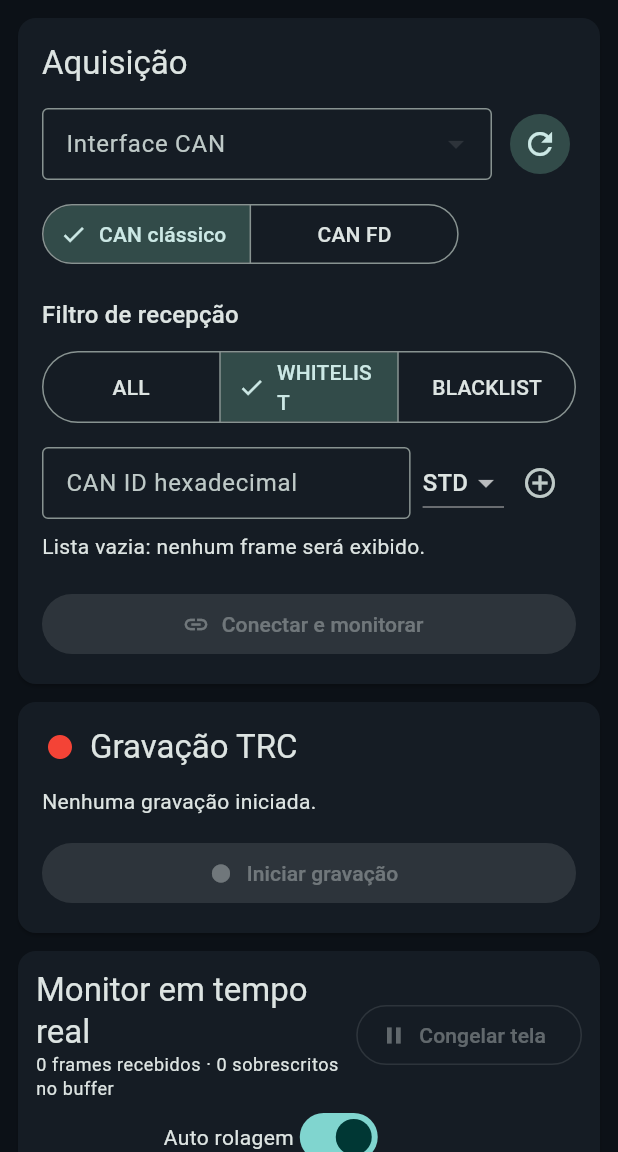
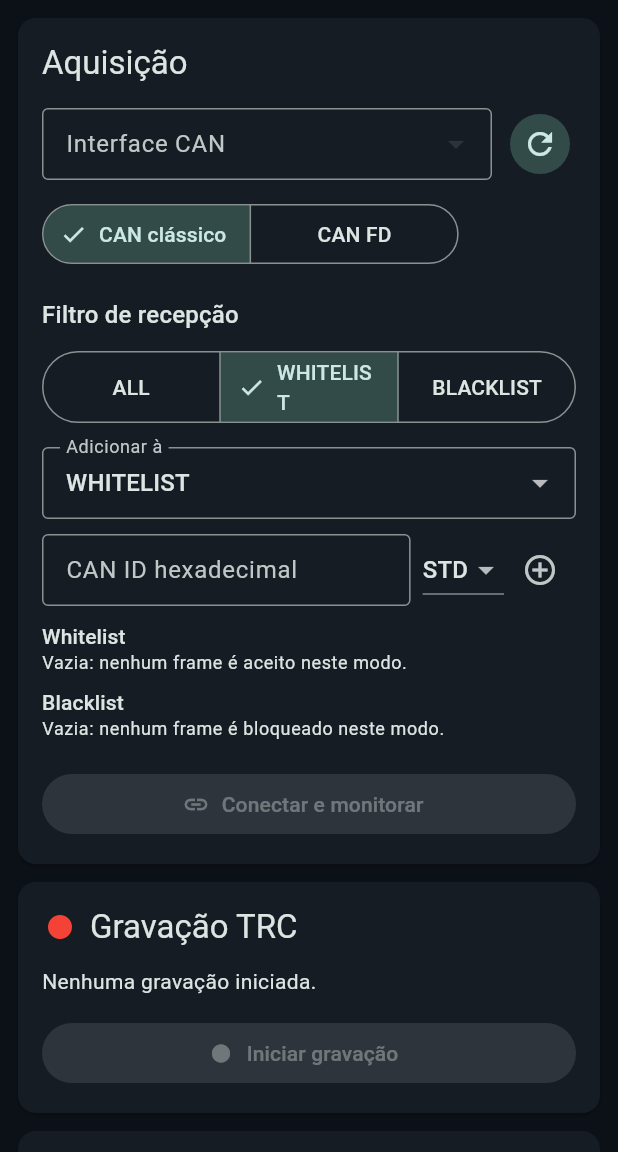
Before and after one commit to rechLACTEC/can-viewer, a Flutter app: the screen it shows after launch, after a tap on "WHITELIST", on a phone screen of 412 x 824 dp, the part 84-1236 px from its top. Run offline on Flutter 3.47's test engine with Material 3 defaults, Android fonts, the light colour scheme and no system bars; missing offline and left inert: dart:html; network calls fail.

Commit message:
feat: implement independent whitelist and blacklist filter management

```diff
--- a/frontend/lib/application/can_monitor_controller.dart
+++ b/frontend/lib/application/can_monitor_controller.dart
@@ -15,6 +15,8 @@ enum MonitorConnectionState {
   recovering,
   error,
 }
+
+enum FilterAddResult { added, duplicate, failed }
 
 class CanMonitorController extends ChangeNotifier {
   CanMonitorController({
@@ -53,7 +55,8 @@ class CanMonitorController extends ChangeNotifier {
   CanInterfaceInfo? selectedInterface;
   MonitorConnectionState connectionState = MonitorConnectionState.disconnected;
   CanFilterMode filterMode = CanFilterMode.all;
-  List<CanFilterId> filterIds = const [];
+  List<CanFilterId> whitelistFilterIds = const [];
+  List<CanFilterId> blacklistFilterIds = const [];
   bool selectedSessionFd = false;
   bool updatingFilters = false;
   int appliedFilterRevision = 0;
@@ -96,6 +99,12 @@ class CanMonitorController extends ChangeNotifier {
 
   bool get transmissionEnabledForActiveInterface =>
       activeInterfaceIsVirtual || physicalTxEnabled;
+  List<CanFilterId> filterIdsFor(CanFilterMode mode) => switch (mode) {
+    CanFilterMode.all => const [],
+    CanFilterMode.whitelist => whitelistFilterIds,
+    CanFilterMode.blacklist => blacklistFilterIds,
+  };
+  List<CanFilterId> get filterIds => filterIdsFor(filterMode);
   bool get streamDegraded =>
       sequenceGapFrames > 0 ||
       duplicateOrReorderedFrames > 0 ||
@@ -144,35 +153,66 @@ class CanMonitorController extends ChangeNotifier {
   }
 
   Future<void> setFilterMode(CanFilterMode value) async {
-    await _applyFilters(value, filterIds);
+    await _applyActiveFilters(value, filterIdsFor(value));
   }
 
-  Future<void> addFilter(CanFilterId value) async {
-    if (filterIds.contains(value)) return;
-    final nextMode = filterMode == CanFilterMode.all
-        ? CanFilterMode.whitelist
-        : filterMode;
-    await _applyFilters(nextMode, [...filterIds, value]);
+  Future<FilterAddResult> addFilter(
+    CanFilterMode target,
+    CanFilterId value,
+  ) async {
+    if (updatingFilters) return FilterAddResult.failed;
+    if (target == CanFilterMode.all) return FilterAddResult.failed;
+    final current = filterIdsFor(target);
+    if (current.contains(value)) return FilterAddResult.duplicate;
+    final next = [...current, value];
+    if (target == filterMode) {
+      final applied = await _applyActiveFilters(target, next);
+      return applied ? FilterAddResult.added : FilterAddResult.failed;
+    }
+    _setFilterIds(target, next);
+    lastError = null;
+    notifyListeners();
+    return FilterAddResult.added;
   }
 
-  Future<void> removeFilter(CanFilterId value) async {
-    final next = filterIds
-        .where((item) => item != value)
-        .toList(growable: false);
-    await _applyFilters(filterMode, next);
+  Future<void> removeFilter(CanFilterMode target, CanFilterId value) async {
+    if (target == CanFilterMode.all) return;
+    final next = filterIdsFor(
+      target,
+    ).where((item) => item != value).toList(growable: false);
+    if (target == filterMode) {
+      await _applyActiveFilters(target, next);
+      return;
+    }
+    _setFilterIds(target, next);
+    lastError = null;
+    notifyListeners();
   }
 
-  Future<void> _applyFilters(
+  void _setFilterIds(CanFilterMode mode, List<CanFilterId> ids) {
+    switch (mode) {
+      case CanFilterMode.all:
+        break;
+      case CanFilterMode.whitelist:
+        whitelistFilterIds = List.unmodifiable(ids);
+        break;
+      case CanFilterMode.blacklist:
+        blacklistFilterIds = List.unmodifiable(ids);
+        break;
+    }
+  }
+
+  Future<bool> _applyActiveFilters(
     CanFilterMode nextMode,
     List<CanFilterId> nextIds,
   ) async {
     final session = _session;
     if (session == null) {
       filterMode = nextMode;
-      filterIds = List.of(nextIds);
+      _setFilterIds(nextMode, nextIds);
       lastError = null;
       notifyListeners();
-      return;
+      return true;
     }
     updatingFilters = true;
     notifyListeners();
@@ -183,15 +223,17 @@ class CanMonitorController extends ChangeNotifier {
         ids: nextMode == CanFilterMode.all ? const [] : nextIds,
       );
       filterMode = nextMode;
-      filterIds = List.of(nextIds);
+      _setFilterIds(nextMode, nextIds);
       appliedFilterRevision = updated.filterRevision;
       lastError = null;
+      return true;
     } catch (error) {
       lastError = _message(error);
+      return false;
     } finally {
       updatingFilters = false;
+      notifyListeners();
     }
-    notifyListeners();
   }
 
   Future<void> connect() async {
@@ -210,7 +252,7 @@ class CanMonitorController extends ChangeNotifier {
         interfaceName: interface.name,
         isFd: selectedSessionFd,
         mode: filterMode,
-        ids: filterMode == CanFilterMode.all ? const [] : filterIds,
+        ids: filterIdsFor(filterMode),
       );
       appliedFilterRevision = _session!.filterRevision;
       await _openStream();
--- a/frontend/lib/presentation/can_monitor_screen.dart
+++ b/frontend/lib/presentation/can_monitor_screen.dart
@@ -192,6 +192,7 @@ class ConnectionPanel extends StatefulWidget {
 class _ConnectionPanelState extends State<ConnectionPanel> {
   final _filterController = TextEditingController();
   bool _extended = false;
+  CanFilterMode _targetFilterMode = CanFilterMode.whitelist;
   String? _filterError;
 
   @override
@@ -200,15 +201,21 @@ class _ConnectionPanelState extends State<ConnectionPanel> {
     super.dispose();
   }
 
-  void _addFilter() {
+  Future<void> _addFilter() async {
     try {
       final id = parseCanId(_filterController.text, extended: _extended);
-      widget.controller.addFilter(
+      final result = await widget.controller.addFilter(
+        _targetFilterMode,
         CanFilterId(canId: id, isExtended: _extended),
       );
+      if (!mounted) return;
       setState(() {
-        _filterError = null;
-        _filterController.clear();
+        _filterError = result == FilterAddResult.duplicate
+            ? 'ID já está na ${_targetFilterMode.name}'
+            : result == FilterAddResult.failed
+            ? widget.controller.lastError ?? 'Não foi possível adicionar o ID.'
+            : null;
+        if (result == FilterAddResult.added) _filterController.clear();
       });
     } on FormatException catch (error) {
       setState(() => _filterError = error.message);
@@ -302,6 +309,7 @@ class _ConnectionPanelState extends State<ConnectionPanel> {
               ),
             const SizedBox(height: 8),
             SegmentedButton<CanFilterMode>(
+              key: const Key('filter-mode-selector'),
               segments: const [
                 ButtonSegment(value: CanFilterMode.all, label: Text('ALL')),
                 ButtonSegment(
@@ -320,6 +328,25 @@ class _ConnectionPanelState extends State<ConnectionPanel> {
             ),
             ...[
               const SizedBox(height: 12),
+              DropdownButtonFormField<CanFilterMode>(
+                key: const Key('filter-target-selector'),
+                initialValue: _targetFilterMode,
+                decoration: const InputDecoration(labelText: 'Adicionar à'),
+                items: const [
+                  DropdownMenuItem(
+                    value: CanFilterMode.whitelist,
+                    child: Text('WHITELIST'),
+                  ),
+                  DropdownMenuItem(
+                    value: CanFilterMode.blacklist,
+                    child: Text('BLACKLIST'),
+                  ),
+                ],
+                onChanged: (value) => setState(
+                  () => _targetFilterMode = value ?? CanFilterMode.whitelist,
+                ),
+              ),
+              const SizedBox(height: 10),
               Row(
                 crossAxisAlignment: CrossAxisAlignment.start,
                 children: [
@@ -353,29 +380,19 @@ class _ConnectionPanelState extends State<ConnectionPanel> {
                   ),
                 ],
               ),
-              Wrap(
-                spacing: 6,
-                children: controller.filterIds
-                    .map(
-                      (id) => InputChip(
-                        label: Text(id.label),
-                        onDeleted: controller.updatingFilters
-                            ? null
-                            : () => controller.removeFilter(id),
+              const SizedBox(height: 10),
+              _FilterIdList(
+                label: 'Whitelist',
+                mode: CanFilterMode.whitelist,
+                ids: controller.whitelistFilterIds,
+                controller: controller,
               ),
-                    )
-                    .toList(growable: false),
-              ),
-              if (controller.filterIds.isEmpty)
-                Padding(
-                  padding: EdgeInsets.only(top: 8),
-                  child: Text(
-                    controller.filterMode == CanFilterMode.whitelist
-                        ? 'Lista vazia: nenhum frame será exibido.'
-                        : controller.filterMode == CanFilterMode.blacklist
-                        ? 'Lista vazia: nenhum frame será bloqueado.'
-                        : 'Adicione IDs para iniciar uma WHITELIST.',
-                  ),
+              const SizedBox(height: 8),
+              _FilterIdList(
+                label: 'Blacklist',
+                mode: CanFilterMode.blacklist,
+                ids: controller.blacklistFilterIds,
+                controller: controller,
               ),
             ],
             const SizedBox(height: 18),
@@ -409,6 +426,49 @@ class _ConnectionPanelState extends State<ConnectionPanel> {
       ),
     );
   }
+}
+
+class _FilterIdList extends StatelessWidget {
+  const _FilterIdList({
+    required this.label,
+    required this.mode,
+    required this.ids,
+    required this.controller,
+  });
+
+  final String label;
+  final CanFilterMode mode;
+  final List<CanFilterId> ids;
+  final CanMonitorController controller;
+
+  @override
+  Widget build(BuildContext context) => Column(
+    crossAxisAlignment: CrossAxisAlignment.start,
+    children: [
+      Text(label, style: Theme.of(context).textTheme.labelLarge),
+      if (ids.isEmpty)
+        Text(
+          mode == CanFilterMode.whitelist
+              ? 'Vazia: nenhum frame é aceito neste modo.'
+              : 'Vazia: nenhum frame é bloqueado neste modo.',
+          style: Theme.of(context).textTheme.bodySmall,
+        )
+      else
+        Wrap(
+          spacing: 6,
+          children: ids
+              .map(
+                (id) => InputChip(
+                  label: Text(id.label),
+                  onDeleted: controller.updatingFilters
+                      ? null
+                      : () => controller.removeFilter(mode, id),
+                ),
+              )
+              .toList(growable: false),
+        ),
+    ],
+  );
 }
 
 class RecordingPanel extends StatelessWidget {
@@ -758,6 +818,27 @@ class _MonitorPanelState extends State<MonitorPanel> {
     });
   }
 
+  Future<void> _addSelectedFrameToFilter(
+    CanFrame frame,
+    CanFilterMode target,
+  ) async {
+    final id = CanFilterId(canId: frame.canId, isExtended: frame.isExtended);
+    final result = await controller.addFilter(target, id);
+    if (!mounted) return;
+    final listName = target == CanFilterMode.whitelist
+        ? 'whitelist'
+        : 'blacklist';
+    final message = switch (result) {
+      FilterAddResult.added => '${id.label} adicionado à $listName',
+      FilterAddResult.duplicate => '${id.label} já está na $listName',
+      FilterAddResult.failed =>
+        controller.lastError ?? 'Não foi possível adicionar à $listName',
+    };
+    ScaffoldMessenger.of(context)
+      ..hideCurrentSnackBar()
+      ..showSnackBar(SnackBar(content: Text(message)));
+  }
+
   void _setAutoScroll(bool value) {
     setState(() => _autoScroll = value);
     final shouldPauseDisplay = !value;
@@ -873,6 +954,11 @@ class _MonitorPanelState extends State<MonitorPanel> {
               if (controller.selectedFrame case final frame?)
                 _FrameInspector(
                   frame: frame,
+                  addingFilter: controller.updatingFilters,
+                  onAddToWhitelist: () =>
+                      _addSelectedFrameToFilter(frame, CanFilterMode.whitelist),
+                  onAddToBlacklist: () =>
+                      _addSelectedFrameToFilter(frame, CanFilterMode.blacklist),
                   onClose: () => controller.selectFrame(null),
                 ),
             ],
@@ -1172,8 +1258,17 @@ class _DataRowCells extends StatelessWidget {
 }
 
 class _FrameInspector extends StatelessWidget {
-  const _FrameInspector({required this.frame, required this.onClose});
+  const _FrameInspector({
+    required this.frame,
+    required this.addingFilter,
+    required this.onAddToWhitelist,
+    required this.onAddToBlacklist,
+    required this.onClose,
+  });
   final CanFrame frame;
+  final bool addingFilter;
+  final VoidCallback onAddToWhitelist;
+  final VoidCallback onAddToBlacklist;
   final VoidCallback onClose;
 
   @override
@@ -1187,15 +1282,34 @@ class _FrameInspector extends StatelessWidget {
     child: Column(
       crossAxisAlignment: CrossAxisAlignment.start,
       children: [
-        Row(
-          crossAxisAlignment: CrossAxisAlignment.start,
-          children: [
-            Expanded(
-              child: Text(
+        LayoutBuilder(
+          builder: (context, constraints) {
+            final title = Text(
               '${frame.idText} · ${frame.isExtended ? 'EXT' : 'STD'} · '
               '${frame.isFd ? 'CAN FD' : 'CAN'} · '
               '${frame.direction.name.toUpperCase()}',
               style: const TextStyle(fontWeight: FontWeight.bold),
+            );
+            final actions = Wrap(
+              spacing: 4,
+              crossAxisAlignment: WrapCrossAlignment.center,
+              children: [
+                TextButton.icon(
+                  key: const Key('add-frame-to-whitelist'),
+                  onPressed: addingFilter ? null : onAddToWhitelist,
+                  icon: const Icon(Icons.add, size: 17),
+                  label: const Text('Whitelist'),
+                  style: TextButton.styleFrom(
+                    visualDensity: VisualDensity.compact,
+                  ),
+                ),
+                TextButton.icon(
+                  key: const Key('add-frame-to-blacklist'),
+                  onPressed: addingFilter ? null : onAddToBlacklist,
+                  icon: const Icon(Icons.add, size: 17),
+                  label: const Text('Blacklist'),
+                  style: TextButton.styleFrom(
+                    visualDensity: VisualDensity.compact,
                   ),
                 ),
                 IconButton(
@@ -1204,10 +1318,31 @@ class _FrameInspector extends StatelessWidget {
                   tooltip: 'Fechar detalhes',
                   visualDensity: VisualDensity.compact,
                   padding: EdgeInsets.zero,
-              constraints: const BoxConstraints(minWidth: 32, minHeight: 32),
+                  constraints: const BoxConstraints(
+                    minWidth: 32,
+                    minHeight: 32,
+                  ),
                   icon: const Icon(Icons.close, size: 18),
                 ),
               ],
+            );
+            if (constraints.maxWidth >= 650) {
+              return Row(
+                crossAxisAlignment: CrossAxisAlignment.start,
+                children: [
+                  Expanded(child: title),
+                  actions,
+                ],
+              );
+            }
+            return Column(
+              crossAxisAlignment: CrossAxisAlignment.start,
+              children: [
+                title,
+                Align(alignment: Alignment.centerRight, child: actions),
+              ],
+            );
+          },
         ),
         const SizedBox(height: 6),
         SelectableText('HEX  ${frame.hexText}', style: _mono),
```
Also changed, not shown: 3 other files. Lines whose indentation alone changed are shown as unchanged.
